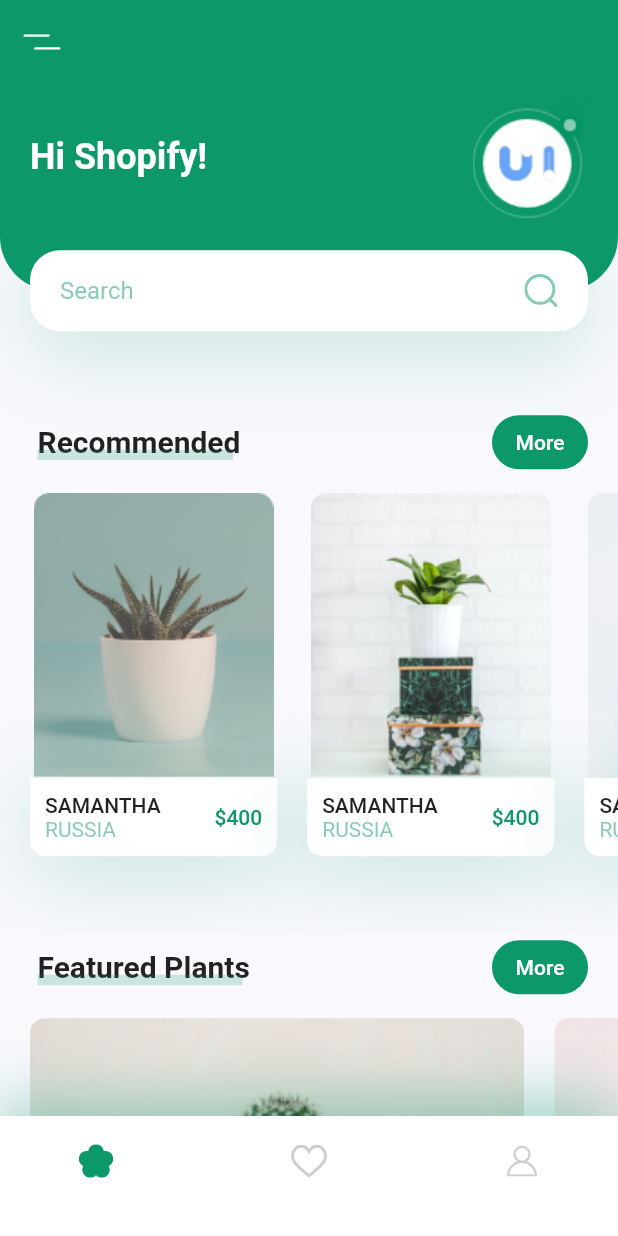
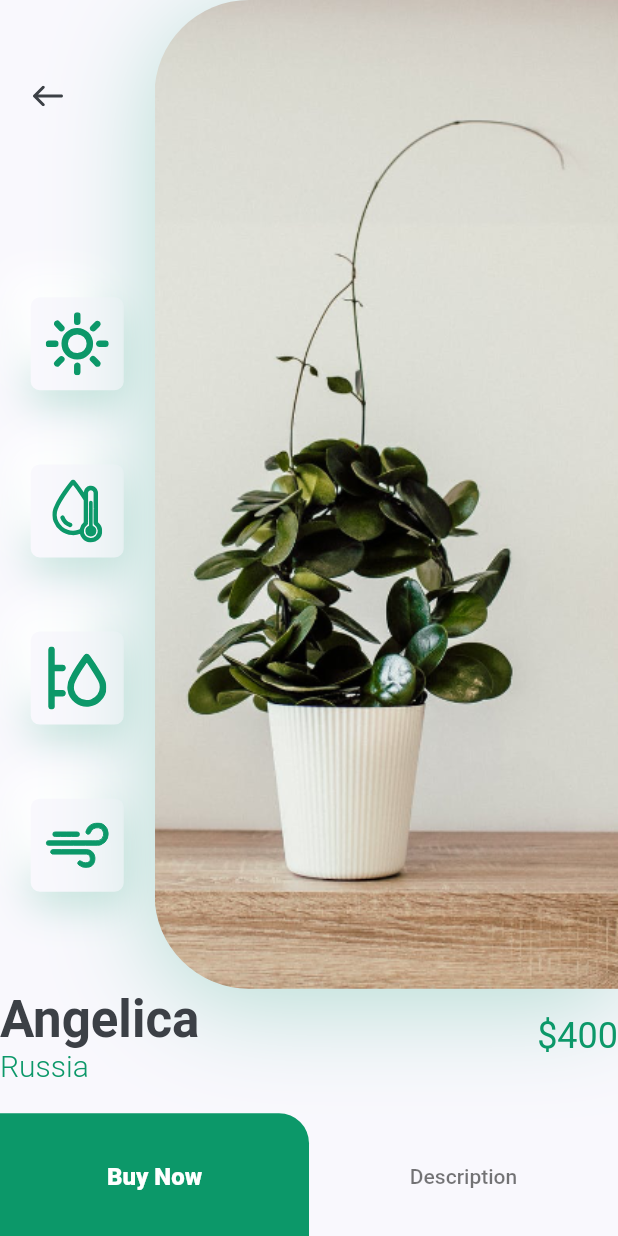
Before and after one commit to sakshamsri4/PlantApp, a Flutter app: the screen it shows after launch, after a tap on an icon or button, on a phone screen of 412 x 824 dp. Run offline on Flutter 3.47's test engine with Material 2 defaults, Android fonts, the light colour scheme and no system bars; our stand-ins replace flutter_svg.

Commit message:
Adding Screenshots

```diff
--- a/lib/screens/details/components/body.dart
+++ b/lib/screens/details/components/body.dart
@@ -0,0 +1,28 @@
+import 'package:flutter/material.dart';
+import 'package:flutter_svg/flutter_svg.dart';
+import 'package:plant_app/constants.dart';
+import 'package:plant_app/screens/details/components/buy_and_description.dart';
+
+import 'icon_card.dart';
+import 'image_and_icons.dart';
+import 'title_and_price.dart';
+
+class Body extends StatelessWidget {
+  const Body({Key? key}) : super(key: key);
+
+  @override
+  Widget build(BuildContext context) {
+    Size size = MediaQuery.of(context).size;
+    return SingleChildScrollView(
+      child: Column(
+        children: [
+          ImageAndIcons(size: size),
+          TitleAndPrice(title: 'Angelica', country: 'Russia', price: 400),
+          SizedBox(height: kDefaultPadding),
+          BuyAndDescription(size: size),
+          SizedBox(height: kDefaultPadding * 2)
+        ],
+      ),
+    );
+  }
+}
--- a/lib/screens/details/components/buy_and_description.dart
+++ b/lib/screens/details/components/buy_and_description.dart
@@ -0,0 +1,47 @@
+import 'package:flutter/material.dart';
+
+import '../../../constants.dart';
+
+class BuyAndDescription extends StatelessWidget {
+  const BuyAndDescription({
+    Key? key,
+    required this.size,
+  }) : super(key: key);
+
+  final Size size;
+
+  @override
+  Widget build(BuildContext context) {
+    return Row(
+      children: [
+        SizedBox(
+          height: 84,
+          width: size.width / 2,
+          child: TextButton(
+            style: TextButton.styleFrom(
+              backgroundColor: kPrimaryColor,
+              primary: Colors.white,
+              textStyle: TextStyle(fontSize: 16, fontWeight: FontWeight.w800),
+              shape: RoundedRectangleBorder(
+                borderRadius: BorderRadius.only(
+                  topRight: Radius.circular(20),
+                ),
+              ),
+            ),
+            child: Text('Buy Now'),
+            onPressed: () {},
+          ),
+        ),
+        Expanded(
+          child: TextButton(
+            onPressed: () {},
+            child: Text(
+              'Description',
+              style: TextStyle(color: Colors.black54),
+            ),
+          ),
+        ),
+      ],
+    );
+  }
+}
--- a/lib/screens/details/components/details_screen.dart
+++ b/lib/screens/details/components/details_screen.dart
@@ -0,0 +1,13 @@
+import 'package:flutter/material.dart';
+import 'package:plant_app/screens/details/components/body.dart';
+
+class DetailsScreen extends StatelessWidget {
+  const DetailsScreen({Key? key}) : super(key: key);
+
+  @override
+  Widget build(BuildContext context) {
+    return Scaffold(
+      body: Body(),
+    );
+  }
+}
--- a/lib/screens/details/components/icon_card.dart
+++ b/lib/screens/details/components/icon_card.dart
@@ -0,0 +1,34 @@
+import 'package:flutter/material.dart';
+import 'package:flutter_svg/flutter_svg.dart';
+import 'package:plant_app/constants.dart';
+
+class IconCard extends StatelessWidget {
+  const IconCard({
+    Key? key,
+    this.image,
+  }) : super(key: key);
+  final String? image;
+
+  @override
+  Widget build(BuildContext context) {
+    Size size = MediaQuery.of(context).size;
+    return Container(
+      padding: EdgeInsets.all(kDefaultPadding / 2),
+      margin: EdgeInsets.symmetric(vertical: size.height * 0.03),
+      height: 62,
+      width: 62,
+      decoration: BoxDecoration(
+          color: kBackgroundColor,
+          borderRadius: BorderRadius.circular(6),
+          boxShadow: [
+            BoxShadow(
+                offset: Offset(0, 10),
+                blurRadius: 22,
+                color: kPrimaryColor.withOpacity(.22)),
+            BoxShadow(
+                offset: Offset(-15, -15), blurRadius: 20, color: Colors.white)
+          ]),
+      child: SvgPicture.asset(image!),
+    );
+  }
+}
--- a/lib/screens/details/components/image_and_icons.dart
+++ b/lib/screens/details/components/image_and_icons.dart
@@ -0,0 +1,72 @@
+import 'package:flutter/material.dart';
+import 'package:flutter_svg/svg.dart';
+import 'package:plant_app/constants.dart';
+import 'package:plant_app/screens/details/components/icon_card.dart';
+
+class ImageAndIcons extends StatelessWidget {
+  const ImageAndIcons({
+    Key? key,
+    required this.size,
+  }) : super(key: key);
+
+  final Size size;
+
+  @override
+  Widget build(BuildContext context) {
+    return SizedBox(
+      height: size.height * 0.8,
+      child: Row(
+        children: [
+          Expanded(
+            child: Padding(
+              padding:
+                  const EdgeInsets.symmetric(vertical: kDefaultPadding * 2),
+              child: Column(
+                children: [
+                  Align(
+                    alignment: Alignment.topLeft,
+                    child: IconButton(
+                      padding: const EdgeInsets.symmetric(
+                          horizontal: kDefaultPadding),
+                      onPressed: () {
+                        Navigator.pop(context);
+                      },
+                      icon: SvgPicture.asset('assets/icons/back_arrow.svg'),
+                    ),
+                  ),
+                  Spacer(),
+                  IconCard(image: 'assets/icons/sun.svg'),
+                  IconCard(image: 'assets/icons/icon_2.svg'),
+                  IconCard(image: 'assets/icons/icon_3.svg'),
+                  IconCard(image: 'assets/icons/icon_4.svg'),
+                ],
+              ),
+            ),
+          ),
+          Container(
+            height: size.height * .8,
+            width: size.width * .75,
+            decoration: BoxDecoration(
+              borderRadius: BorderRadius.only(
+                topLeft: Radius.circular(63),
+                bottomLeft: Radius.circular(63),
+              ),
+              boxShadow: [
+                BoxShadow(
+                  offset: Offset(0, 10),
+                  blurRadius: 60,
+                  color: kPrimaryColor.withOpacity(.29),
+                ),
+              ],
+              image: DecorationImage(
+                alignment: Alignment.centerLeft,
+                image: AssetImage('assets/images/img.png'),
+                fit: BoxFit.cover,
+              ),
+            ),
+          )
+        ],
+      ),
+    );
+  }
+}
--- a/lib/screens/details/components/title_and_price.dart
+++ b/lib/screens/details/components/title_and_price.dart
@@ -0,0 +1,50 @@
+import 'package:flutter/material.dart';
+import 'package:plant_app/constants.dart';
+
+class TitleAndPrice extends StatelessWidget {
+  const TitleAndPrice({
+    Key? key,
+    this.title,
+    this.country,
+    this.price,
+  }) : super(key: key);
+
+  final String? title, country;
+  final int? price;
+
+  @override
+  Widget build(BuildContext context) {
+    return Row(
+      children: [
+        RichText(
+          text: TextSpan(
+            children: [
+              TextSpan(
+                text: '$title\n',
+                style: Theme.of(context)
+                    .textTheme
+                    .headline4
+                    ?.copyWith(color: kTextColor, fontWeight: FontWeight.bold),
+              ),
+              TextSpan(
+                  text: "$country",
+                  style: TextStyle(
+                    fontSize: 20,
+                    color: kPrimaryColor,
+                    fontWeight: FontWeight.w300,
+                  ))
+            ],
+          ),
+        ),
+        Spacer(),
+        Text(
+          '\$$price',
+          style: Theme.of(context)
+              .textTheme
+              .headline5
+              ?.copyWith(color: kPrimaryColor),
+        )
+      ],
+    );
+  }
+}
--- a/lib/screens/home/components/recomend_plant.dart
+++ b/lib/screens/home/components/recomend_plant.dart
@@ -1,4 +1,5 @@
 import 'package:flutter/material.dart';
+import 'package:plant_app/screens/details/components/details_screen.dart';
 
 import 'recommend_plant_card.dart';
 
@@ -18,21 +19,42 @@
             image: 'assets/images/image_1.png',
             country: 'Russia',
             price: 400,
-            press: () {},
+            press: () {
+              Navigator.push(
+                context,
+                MaterialPageRoute(
+                  builder: (context) => DetailsScreen(),
+                ),
+              );
+            },
           ),
           RecommendPlantCard(
             title: 'Samantha',
             image: 'assets/images/image_2.png',
             country: 'Russia',
             price: 400,
-            press: () {},
+            press: () {
+              Navigator.push(
+                context,
+                MaterialPageRoute(
+                  builder: (context) => DetailsScreen(),
+                ),
+              );
+            },
           ),
           RecommendPlantCard(
             title: 'Samantha',
             image: 'assets/images/image_3.png',
             country: 'Russia',
             price: 400,
-            press: () {},
+            press: () {
+              Navigator.push(
+                context,
+                MaterialPageRoute(
+                  builder: (context) => DetailsScreen(),
+                ),
+              );
+            },
           ),
         ],
       ),
```
Also changed, not shown: 4 other files.
